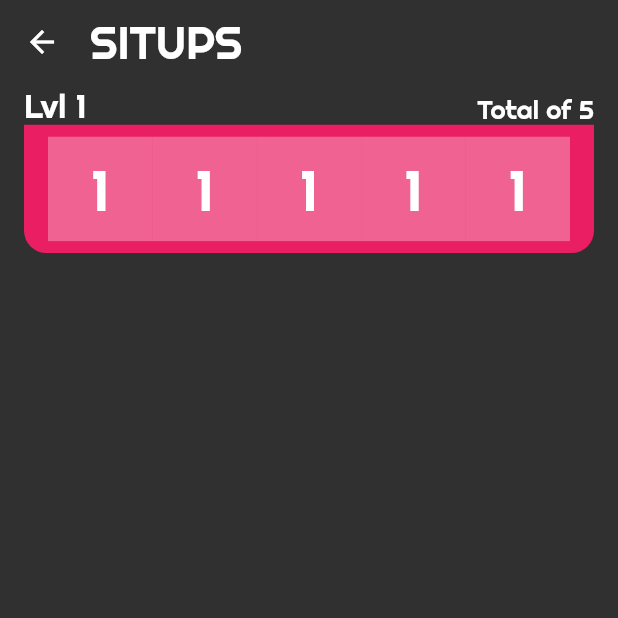
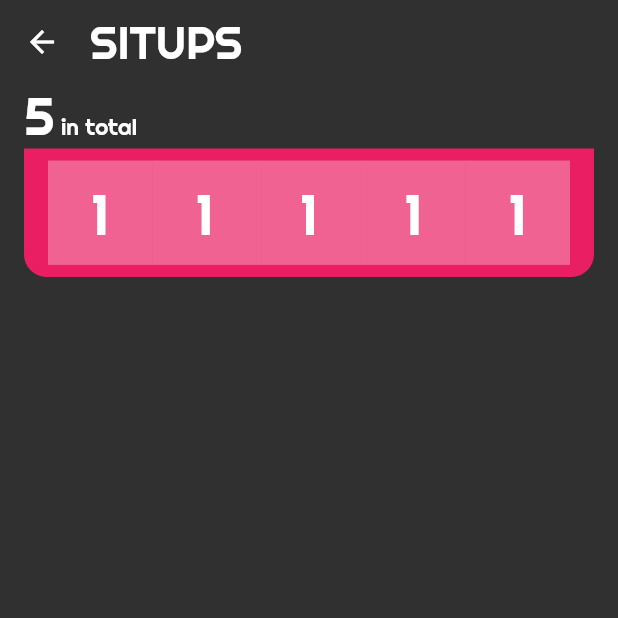
Before and after one commit to fourman-alex/Drillz, a Flutter app: the screen it shows after launch, after a tap on the "menu" icon, after a tap on "PULLUPS", after a tap on "SITUPS", on a phone screen of 412 x 824 dp, the top half of it. Run offline on Flutter 3.47's test engine with Material 2 defaults, Android fonts, the phone set to English and light mode, and no system bars; our stand-ins replace audioplayers, shared_preferences, tinycolor, wakelock; statements that could not run were skipped.

Commit message:
removed the "lvl" label and replaced it with a total reps label the lvl was confusing as it was just a number as opposed to the total count of reps which is the real level in a sense

```diff
--- a/lib/level_selection_screen.dart
+++ b/lib/level_selection_screen.dart
@@ -1,10 +1,11 @@
 import 'package:clippy_flutter/chevron.dart';
-import 'package:flutter/material.dart';
 import 'package:drillz/consts.dart';
 import 'package:drillz/fill_transition.dart';
 import 'package:drillz/main.dart';
 import 'package:drillz/model.dart';
 import 'package:drillz/workout_screen.dart';
+import 'package:flutter/material.dart';
+import 'package:flutter/widgets.dart';
 import 'package:tinycolor/tinycolor.dart';
 
 class LevelSelectionScreen extends StatelessWidget {
@@ -86,9 +87,7 @@ class LevelSelectionScreen extends StatelessWidget {
       for (int i = 0; i < workouts.length; i++) {
         widgets.add(Builder(
           builder: (BuildContext context) {
-            ;
             return LevelPage(
-              text: 'Lvl ${i + 1}',
               textColor: textColorOfCompleted,
               cardColor: cardColorOfCompleted,
               level: workouts[i],
@@ -100,7 +99,6 @@ class LevelSelectionScreen extends StatelessWidget {
 
     if (currentWorkout != null) {
       widgets.add(LevelPage(
-        text: 'Lvl ${(workouts?.length ?? 0) + 1}',
         level: currentWorkout,
         textColor: theme.textTheme.body1.color,
         cardColor: theme.primaryColor,
@@ -137,7 +135,6 @@ class LevelPage extends StatelessWidget {
   LevelPage({
     Key key,
     @required this.level,
-    @required this.text,
     @required this.textColor,
     @required this.cardColor,
   })  : _steps = level.steps.whereType<WorkStep>().toList(),
@@ -149,7 +146,6 @@ class LevelPage extends StatelessWidget {
   final Level level;
   final List<WorkStep> _steps;
   final int _totalCount;
-  final String text;
   final BorderRadius _borderRadius = const BorderRadius.only(
     bottomLeft: Radius.circular(15),
     bottomRight: Radius.circular(15),
@@ -167,46 +163,26 @@ class LevelPage extends StatelessWidget {
         child: Column(
           crossAxisAlignment: CrossAxisAlignment.stretch,
           children: <Widget>[
-            Row(
-              crossAxisAlignment: CrossAxisAlignment.end,
-              children: <Widget>[
-                Expanded(
-                  child: AspectRatio(
-                    aspectRatio: 7 / 1,
-                    child: SizedBox.expand(
-                      child: FittedBox(
-                        alignment: Alignment.centerLeft,
-                        child: Text(
-                          text,
-                          style: theme.textTheme.body1.copyWith(
-                            fontWeight: FontWeight.w500,
-                            fontFamily: Consts.righteousFont,
-                            color: textColor,
-                          ),
-                        ),
-                      ),
+            Text.rich(
+              TextSpan(
+                text: '$_totalCount',
+                style: theme.textTheme.body1.copyWith(
+                  fontWeight: FontWeight.w500,
+                  fontFamily: Consts.righteousFont,
+                  fontSize: 35,
+                  color: textColor,
+                ),
+                children: <TextSpan>[
+                  TextSpan(
+                    text: ' in total',
+                    style: theme.textTheme.display1.copyWith(
+                      fontFamily: Consts.righteousFont,
+                      fontSize: 15,
+                      color: textColor,
                     ),
                   ),
-                ),
-                Expanded(
-                  child: AspectRatio(
-                    aspectRatio: 9 / 1,
-                    child: SizedBox.expand(
-                      child: FittedBox(
-                        alignment: Alignment.bottomRight,
-                        child: Text(
-                          'Total of $_totalCount',
-                          style: theme.textTheme.body1.copyWith(
-                            fontWeight: FontWeight.w500,
-                            fontFamily: Consts.righteousFont,
-                            color: textColor,
-                          ),
-                        ),
-                      ),
-                    ),
-                  ),
-                ),
-              ],
+                ],
+              ),
             ),
             Builder(
               builder: (BuildContext context) {
```
